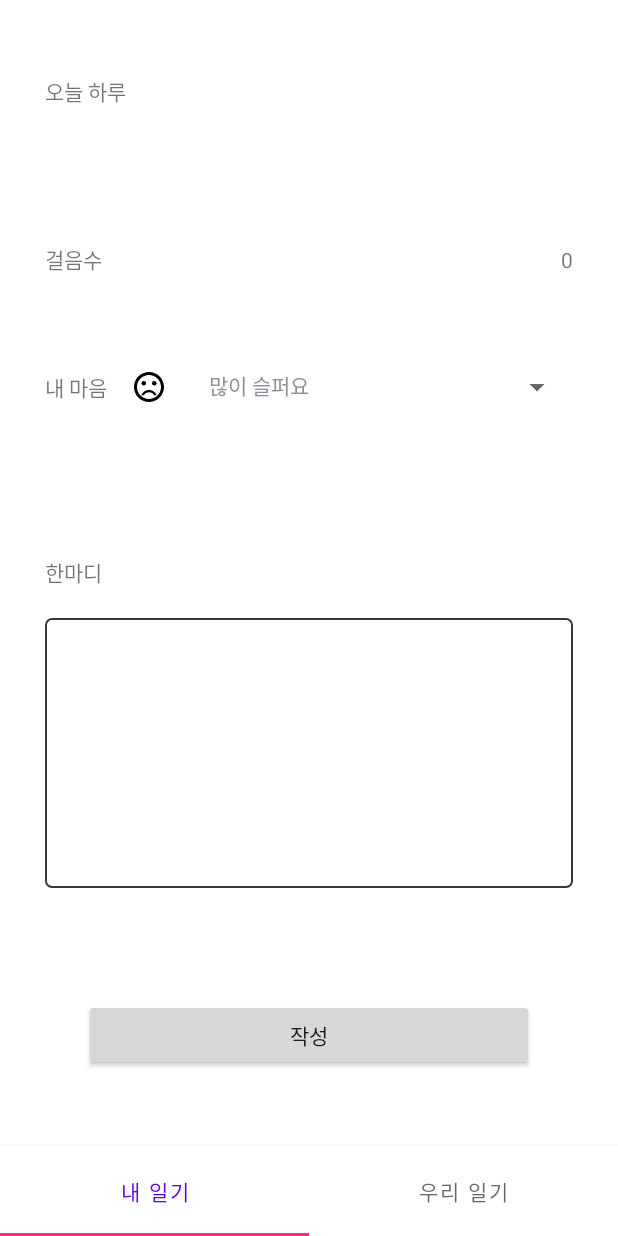
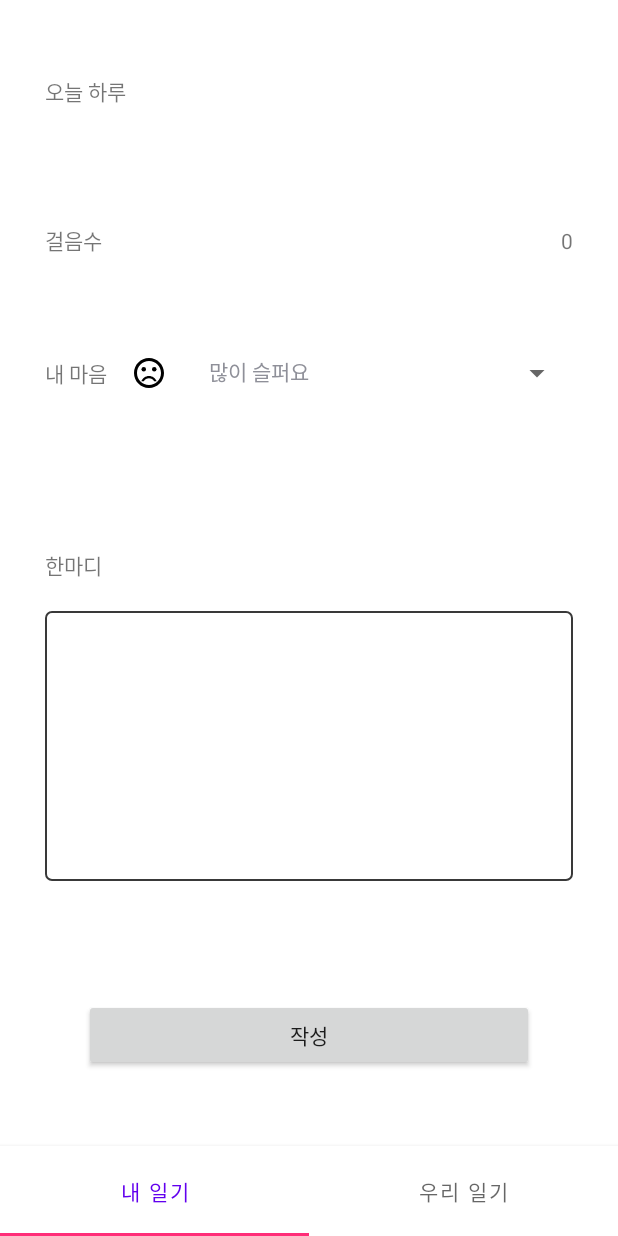
Before and after one commit to hayatshin/chungchunon_android, an Android app: the screen it shows after launch once a user with an empty profile is signed in (DiaryActivity), on a phone screen of 412 x 824 dp. Run offline under Robolectric (Android 15) with nearby library versions, the light colour scheme and no system bars; our stand-ins replace Firebase (no records; nobody signed in at launch, a user with empty details on screens opened directly), Volley; libraries missing offline, so code that uses them is left out: com.kakao.auth, com.kakao.sdk; 2 statements that could not run were skipped.

Commit message:
걸음수 포그라운드서비스 구현

```diff
--- a/app/src/main/java/com/chugnchunon/chungchunon_android/Fragment/MyDiaryFragment.kt
+++ b/app/src/main/java/com/chugnchunon/chungchunon_android/Fragment/MyDiaryFragment.kt
@@ -2,15 +2,10 @@ package com.chugnchunon.chungchunon_android.Fragment
 
 import android.Manifest
 import android.annotation.SuppressLint
-import android.content.BroadcastReceiver
 import android.content.Context
 import android.content.Intent
 import android.content.IntentFilter
 import android.content.pm.PackageManager
-import android.hardware.Sensor
-import android.hardware.SensorEvent
-import android.hardware.SensorEventListener
-import android.hardware.SensorManager
 import android.os.Bundle
 import android.util.Log
 import android.view.LayoutInflater
@@ -18,44 +13,40 @@ import android.view.MotionEvent
 import android.view.View
 import android.view.ViewGroup
 import android.view.inputmethod.InputMethodManager
-import android.widget.Toast
 import androidx.core.app.ActivityCompat
 import androidx.core.content.ContextCompat
 import androidx.fragment.app.Fragment
-import androidx.localbroadcastmanager.content.LocalBroadcastManager.getInstance
 import com.chugnchunon.chungchunon_android.Adapter.MoodArrayAdapter
-import com.chugnchunon.chungchunon_android.BroadCastReceiver
+import com.chugnchunon.chungchunon_android.BroadcastReceiver.BroadcastReceiver
 import com.chugnchunon.chungchunon_android.DataClass.Mood
+import com.chugnchunon.chungchunon_android.MyService
+import com.chugnchunon.chungchunon_android.MyService.Companion.todayTotalStepCount
 import com.chugnchunon.chungchunon_android.R
 import com.chugnchunon.chungchunon_android.databinding.FragmentMyDiaryBinding
 import com.google.firebase.auth.ktx.auth
-import com.google.firebase.firestore.FieldValue
 import com.google.firebase.firestore.SetOptions
 import com.google.firebase.firestore.ktx.firestore
 import com.google.firebase.ktx.Firebase
-import java.time.LocalDate
 import java.time.LocalDateTime
-import java.util.*
-import kotlin.concurrent.scheduleAtFixedRate
 
 
-class MyDiaryFragment : Fragment(), SensorEventListener {
+class MyDiaryFragment : Fragment() {
 
     private var _binding: FragmentMyDiaryBinding? = null
     private val binding get() = _binding!!
 
+    private val db = Firebase.firestore
+    private val userDB = Firebase.firestore.collection("users")
     private val diaryDB = Firebase.firestore.collection("diary")
     private val userId = Firebase.auth.currentUser?.uid
 
-    private var running = false
-    private lateinit var sensorManager: SensorManager
-    private lateinit var step_sensor: Sensor
+//    private lateinit var sensorManager: SensorManager
+//    private lateinit var step_sensor: Sensor
 
-    lateinit var broadcastReceiver: BroadCastReceiver
+    lateinit var broadcastReceiver: BroadcastReceiver
 
-    companion object {
-        var todayTotalStepCount: Int = 0
-    }
+    private var currentMonth: String = ""
+
 
     @SuppressLint("ClickableViewAccessibility")
     override fun onCreateView(
@@ -64,6 +55,24 @@ class MyDiaryFragment : Fragment(), SensorEventListener {
     ): View? {
         _binding = FragmentMyDiaryBinding.inflate(inflater, container, false)
         val view = binding.root
+
+
+        var startService = Intent(activity, MyService::class.java)
+        activity?.let { ContextCompat.startForegroundService(it, startService) }
+
+        todayTotalStepCount?.observe(viewLifecycleOwner) { value ->
+            binding.todayStepCount.text = value.toString()
+        }
+
+        // 오늘 걸음수 초기화
+//        userDB.document("$userId").get().addOnSuccessListener { document ->
+//            var todayStepCountFromDB = document.getLong("todayStepCount")
+//            todayTotalStepCount = todayStepCountFromDB
+//            binding.todayStepCount.text = todayStepCountFromDB.toString()
+//        }
+
+        currentMonth = LocalDateTime.now().toString().substring(0, 7)
+
 
         // 걸음수 권한
         if (ContextCompat.checkSelfPermission(
@@ -79,20 +88,20 @@ class MyDiaryFragment : Fragment(), SensorEventListener {
             )
         }
 
+
         // 걸음수 셋업
-        sensorManager = activity?.getSystemService(Context.SENSOR_SERVICE) as SensorManager
-        step_sensor = sensorManager.getDefaultSensor(Sensor.TYPE_STEP_DETECTOR)
-
-        broadcastReceiver = BroadCastReceiver()
-        val filter = IntentFilter()
-        filter.addAction(Intent.ACTION_DATE_CHANGED)
-        context?.registerReceiver(broadcastReceiver, filter)
-
-        if (step_sensor != null) {
-            sensorManager.registerListener(this, step_sensor, SensorManager.SENSOR_DELAY_UI)
-        } else {
-        }
-
+        broadcastReceiver = BroadcastReceiver()
+        val intent = IntentFilter()
+        intent.addAction(Intent.ACTION_DATE_CHANGED)
+        activity?.registerReceiver(broadcastReceiver, intent)
+//
+//        sensorManager = activity?.getSystemService(Context.SENSOR_SERVICE) as SensorManager
+//        step_sensor = sensorManager.getDefaultSensor(Sensor.TYPE_STEP_DETECTOR)
+//
+//        if (step_sensor != null) {
+//            sensorManager.registerListener(this, step_sensor, SensorManager.SENSOR_DELAY_UI)
+//        } else {
+//        }
 
         // 기분 스니퍼
         binding.todayMood.adapter = activity?.applicationContext?.let {
@@ -110,14 +119,17 @@ class MyDiaryFragment : Fragment(), SensorEventListener {
 
         binding.diaryBtn.setOnClickListener {
 
+            val writeTime = LocalDateTime.now()
+
             val diarySet = hashMapOf(
-                "writeTime" to FieldValue.serverTimestamp(),
-                "todayMood" to (binding.todayMood.selectedItem.toString()),
+                "userId" to userId.toString(),
+                "writeTime" to writeTime,
+                "todayMood" to binding.todayMood.selectedItem,
                 "todayDiary" to (binding.todayDiary.text.toString()),
             )
 
             diaryDB
-                .document(userId.toString())
+                .document("${userId}_${writeTime.toString().substring(0, 10)}")
                 .set(diarySet, SetOptions.merge())
                 .addOnSuccessListener {
                     Log.d("내 일기", "작성 성공")
@@ -133,45 +145,48 @@ class MyDiaryFragment : Fragment(), SensorEventListener {
                 return true
             }
         })
+
         return view
     }
 
-
-    override fun onSensorChanged(stepEvent: SensorEvent?) {
-        Log.d("걸음수", "sensorEvent ${stepEvent!!.values[0].toInt()}")
-        todayTotalStepCount += stepEvent!!.values[0].toInt()
-        binding.todayStepCount.text = todayTotalStepCount.toString()
-    }
-
-    override fun onAccuracyChanged(p0: Sensor?, p1: Int) {
-        Log.d("걸음수", "아직")
-    }
-
-//    private operator fun Int.plus(a: Int): Int = todayStepCount + a
+//
+//    override fun onSensorChanged(stepEvent: SensorEvent?) {
+//        Log.d("결과아", "sensorEvent ${stepEvent!!.values[0].toInt()}")
+//
+//        var currentDate = LocalDate.now()
+//
+//        todayTotalStepCount = todayTotalStepCount?.plus(stepEvent!!.values[0].toInt())
+//        binding.todayStepCount.text = todayTotalStepCount.toString()
+//
+//        // user 내 todayStepCount
+//        var todayStepCountSet = hashMapOf(
+//            "todayStepCount" to todayTotalStepCount
+//        )
+//
+//        userDB.document("$userId").set(todayStepCountSet, SetOptions.merge())
+//
+//        var userStepCountSet = hashMapOf(
+//            "$currentDate" to todayTotalStepCount
+//        )
+//
+//        var periodStepCountSet = hashMapOf(
+//            "$userId" to todayTotalStepCount
+//        )
+//
+//        // user_step_count
+//        db.collection("user_step_count")
+//            .document("$userId")
+//            .set(userStepCountSet, SetOptions.merge())
+//
+//        // period_step_count
+//        db.collection("period_step_count")
+//            .document("$currentDate")
+//            .set(periodStepCountSet, SetOptions.merge())
+//
+//    }
+//
+//    override fun onAccuracyChanged(p0: Sensor?, p1: Int) {
+//        Log.d("걸음수", "아직")
+//    }
 
 }
-
-
-//
-//override fun onResume() {
-//    super.onResume()
-////        running = true
-////        step_sensor = sensorManager.getDefaultSensor(Sensor.TYPE_STEP_COUNTER)
-////
-////        broadcastReceiver = BroadCastReceiver()
-////        val filter = IntentFilter()
-////        filter.addAction(Intent.ACTION_TIME_TICK)
-////        context?.registerReceiver(broadcastReceiver, filter)
-////
-////        if (step_sensor != null) {
-////            sensorManager.registerListener(this, step_sensor, SensorManager.SENSOR_DELAY_UI)
-////        } else {
-////        }
-//
-//}
-//
-//override fun onPause() {
-//    super.onPause()
-////        running = false
-////        sensorManager.unregisterListener(this)
-//}
--- a/app/src/main/java/com/chugnchunon/chungchunon_android/RegisterActivity.kt
+++ b/app/src/main/java/com/chugnchunon/chungchunon_android/RegisterActivity.kt
@@ -168,16 +168,18 @@ class RegisterActivity : AppCompatActivity() {
 
             val phoneNumber =
                 "010-${binding.phoneInput1.text.toString()}-${binding.phoneInput2.text.toString()}"
+            var createTime = LocalDateTime.now()
 
             val userSet = hashMapOf(
                 "loginType" to "app",
                 "userId" to userId,
-                "createdTime" to FieldValue.serverTimestamp(),
+                "createTime" to createTime,
                 "name" to (binding.nameInput.text.toString()),
                 "gender" to (binding.genderInput.selectedItem.toString()),
                 "phone" to phoneNumber,
                 "birth" to (birthDBInput),
-                "community" to (binding.communityInput.selectedItem.toString())
+                "community" to (binding.communityInput.selectedItem.toString()),
+                "todayStepCount" to 0
             )
 
             userDB
--- a/app/src/main/res/layout/fragment_my_diary.xml
+++ b/app/src/main/res/layout/fragment_my_diary.xml
@@ -4,74 +4,50 @@
     xmlns:tools="http://schemas.android.com/tools"
     android:layout_width="match_parent"
     android:layout_height="match_parent"
+    android:gravity="center"
     android:orientation="vertical"
-    android:gravity="center"
+    android:paddingHorizontal="30dp"
     android:paddingVertical="50dp"
-    android:paddingHorizontal="30dp"
     tools:context=".Fragment.MyDiaryFragment">
 
+
+    <TextView
+        android:layout_weight="1"
+        android:layout_gravity="start"
+        android:layout_width="wrap_content"
+        android:layout_height="wrap_content"
+        android:text="오늘 하루" />
+
+
     <LinearLayout
-        android:layout_weight="1"
         android:layout_width="match_parent"
         android:layout_height="wrap_content"
-        android:orientation="horizontal">
+        android:layout_weight=".5">
 
         <TextView
             android:layout_width="wrap_content"
             android:layout_height="wrap_content"
-            android:text="오늘 하루" />
+            android:text="걸음수" />
 
-        <LinearLayout
-            android:gravity="end"
+        <TextView
+            android:id="@+id/todayStepCount"
             android:layout_width="match_parent"
             android:layout_height="wrap_content"
-            android:orientation="vertical">
-
-            <TextView
-                android:id="@+id/thisMonth"
-                android:layout_width="wrap_content"
-                android:layout_height="wrap_content"
-                tools:text="12월" />
-
-            <TextView
-                android:id="@+id/monthStepCount"
-                android:layout_width="wrap_content"
-                android:layout_height="wrap_content"
-                tools:text="42,557" />
-
-        </LinearLayout>
+            android:gravity="end"
+            android:text="0" />
 
     </LinearLayout>
 
     <LinearLayout
+        android:layout_width="match_parent"
+        android:layout_height="wrap_content"
         android:layout_weight=".5"
-        android:layout_width="match_parent"
-        android:layout_height="wrap_content">
+        android:gravity="center_vertical">
 
         <TextView
-            android:text="걸음수"
             android:layout_width="wrap_content"
-            android:layout_height="wrap_content" />
-
-        <TextView
-            android:text="0"
-            android:id="@+id/todayStepCount"
-            android:gravity="end"
-            android:layout_width="match_parent"
-            android:layout_height="wrap_content" />
-
-    </LinearLayout>
-
-    <LinearLayout
-        android:layout_weight=".5"
-        android:gravity="center_vertical"
-        android:layout_width="match_parent"
-        android:layout_height="wrap_content">
-
-        <TextView
-            android:text="내 마음"
-            android:layout_width="wrap_content"
-            android:layout_height="wrap_content" />
+            android:layout_height="wrap_content"
+            android:text="내 마음" />
 
         <Spinner
             android:id="@+id/todayMood"
@@ -81,29 +57,29 @@
     </LinearLayout>
 
     <LinearLayout
+        android:layout_width="match_parent"
+        android:layout_height="wrap_content"
         android:layout_weight="2"
-        android:orientation="vertical"
         android:gravity="center_vertical"
-        android:layout_width="match_parent"
-        android:layout_height="wrap_content">
+        android:orientation="vertical">
 
         <TextView
-            android:text="한마디"
+            android:layout_width="wrap_content"
+            android:layout_height="wrap_content"
             android:layout_marginBottom="20dp"
-            android:layout_width="wrap_content"
-            android:layout_height="wrap_content" />
+            android:text="한마디" />
 
         <EditText
             android:id="@+id/todayDiary"
-            android:background="@drawable/mindbox"
             android:layout_width="match_parent"
-            android:layout_height="180dp"/>
+            android:layout_height="180dp"
+            android:background="@drawable/mindbox" />
 
     </LinearLayout>
 
     <androidx.appcompat.widget.AppCompatButton
         android:id="@+id/diaryBtn"
-        android:text="작성"
         android:layout_width="300dp"
-        android:layout_height="wrap_content"/>
+        android:layout_height="wrap_content"
+        android:text="작성" />
 </LinearLayout>
```
Also changed, not shown: app/src/main/AndroidManifest.xml (+14 -4 lines), app/src/main/java/com/chugnchunon/chungchunon_android/BroadCastReceiver.kt (deleted, +0 -37 lines), app/src/main/java/com/chugnchunon/chungchunon_android/BroadcastReceiver/BroadcastReceiver.kt (added, +38 -0 lines), app/src/main/java/com/chugnchunon/chungchunon_android/Fragment/AllDiaryFragment.kt (+41 -19 lines), app/src/main/java/com/chugnchunon/chungchunon_android/KakaoLogin/SessionCallback.kt (+5 -2 lines), app/src/main/java/com/chugnchunon/chungchunon_android/MyService.kt (added, +185 -0 lines).
